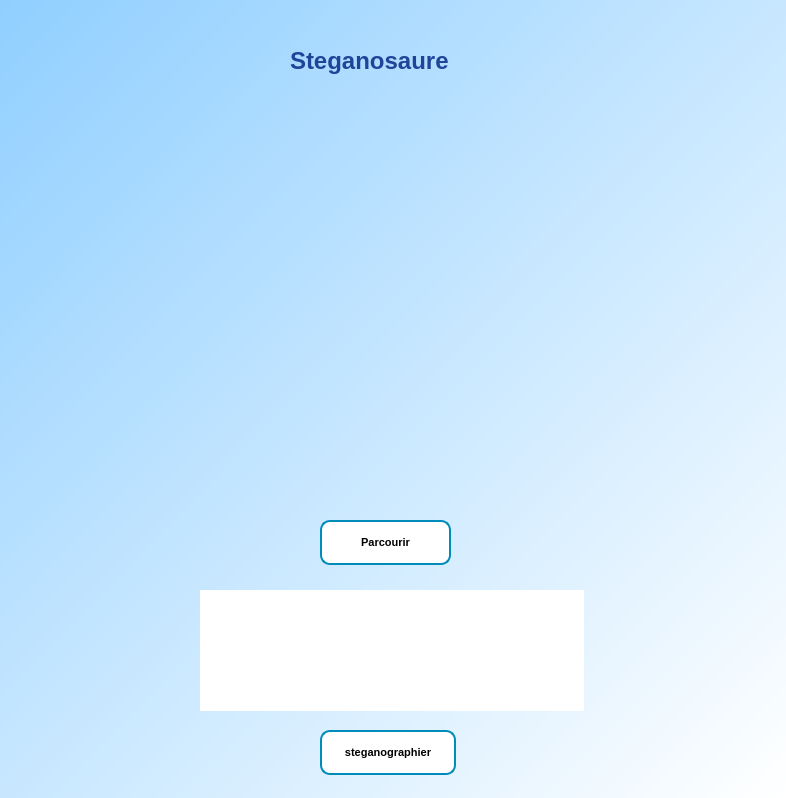
This is watermark_front.ui in mxhdx264/steganographie as Qt 5 draws it before an edit. The edited form follows.
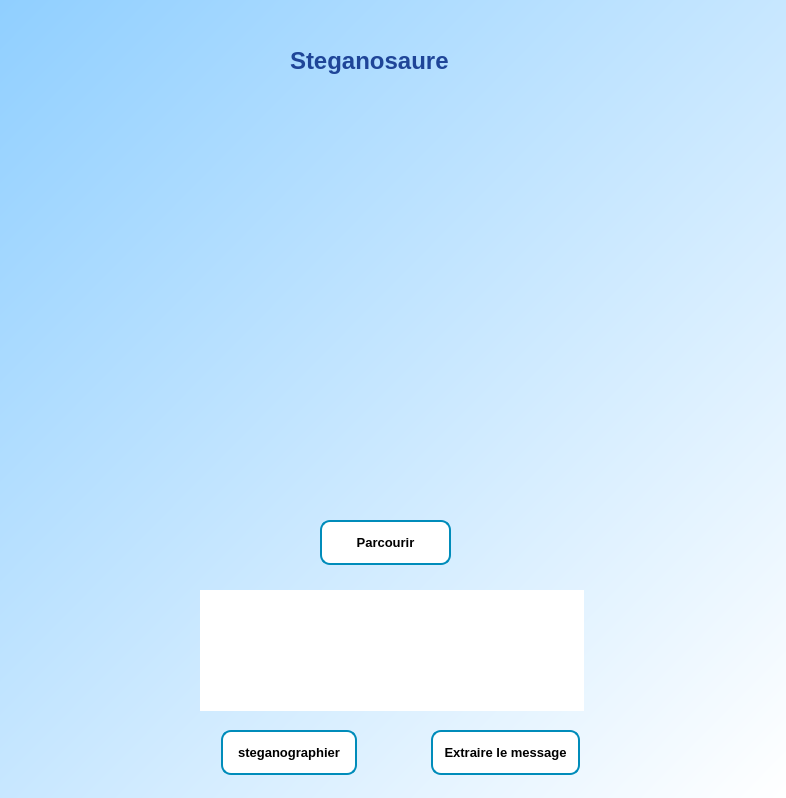
This is the edited form.

Commit message: loading an image on ui

Patch:
```diff
--- a/watermark_front.ui
+++ b/watermark_front.ui
@@ -34,7 +34,7 @@
   background-color: white; 
   color: black; 
   border: 2px solid #008CBA;
-  font-size:11px;
+  font-size:13px;
   font-weight:bold;
   border-radius: 10px;
 }
@@ -62,6 +62,13 @@
       <height>45</height>
      </rect>
     </property>
+    <property name="font">
+     <font>
+      <pointsize>-1</pointsize>
+      <weight>75</weight>
+      <bold>true</bold>
+     </font>
+    </property>
     <property name="text">
      <string>Parcourir</string>
     </property>
@@ -95,12 +102,19 @@
    <widget class="QPushButton" name="watermark_button">
     <property name="geometry">
      <rect>
-      <x>320</x>
+      <x>221</x>
       <y>730</y>
       <width>136</width>
       <height>45</height>
      </rect>
     </property>
+    <property name="font">
+     <font>
+      <pointsize>-1</pointsize>
+      <weight>75</weight>
+      <bold>true</bold>
+     </font>
+    </property>
     <property name="text">
      <string>steganographier</string>
     </property>
@@ -125,6 +139,19 @@
      <string>Steganosaure</string>
     </property>
    </widget>
+   <widget class="QPushButton" name="extract_message_button">
+    <property name="geometry">
+     <rect>
+      <x>431</x>
+      <y>730</y>
+      <width>149</width>
+      <height>45</height>
+     </rect>
+    </property>
+    <property name="text">
+     <string>Extraire le message</string>
+    </property>
+   </widget>
   </widget>
  </widget>
  <resources/>
```
The commit also changes 2 other files.
